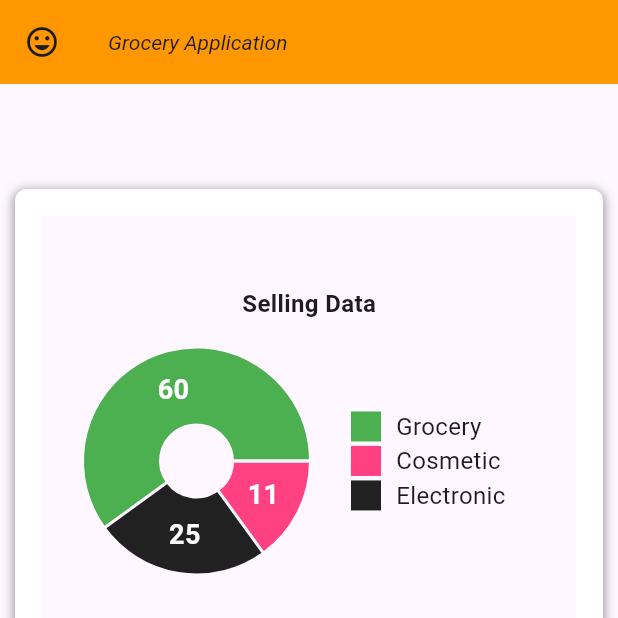
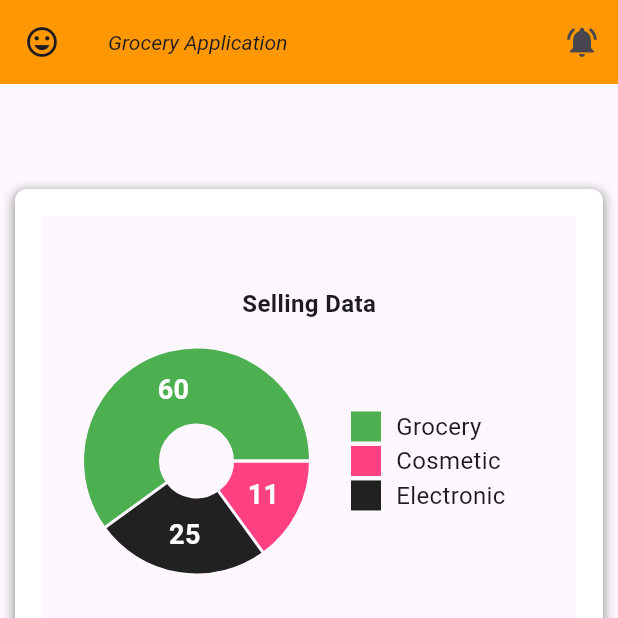
Before and after one commit to jigisha-art/E-commerce, a Flutter app: the screen it shows after launch, on a phone screen of 412 x 824 dp, the top half of it. Run offline on Flutter 3.47's test engine with Material 3 defaults, Android fonts, the phone set to English and light mode, and no system bars; drawn by our look-alikes of fl_chart; our stand-ins replace bloc.

Commit message:
notification

```diff
--- a/lib/home/ui/home.dart
+++ b/lib/home/ui/home.dart
@@ -23,6 +23,9 @@ class _HomeState extends State<Home> {
           style: TextStyle(fontSize: 14, fontStyle: FontStyle.italic),
         ),
         leading: Icon(Icons.insert_emoticon_sharp),
+        actions: [
+          IconButton(onPressed: (){}, icon: Icon(Icons.notifications_active))
+        ],
       ),
       body: Column(
         mainAxisAlignment: MainAxisAlignment.start,
```
